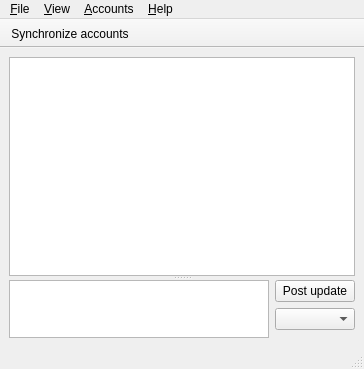
Old version of the form qtui/mainwindow.ui in the repository pierrejean-coudert/pwytter.
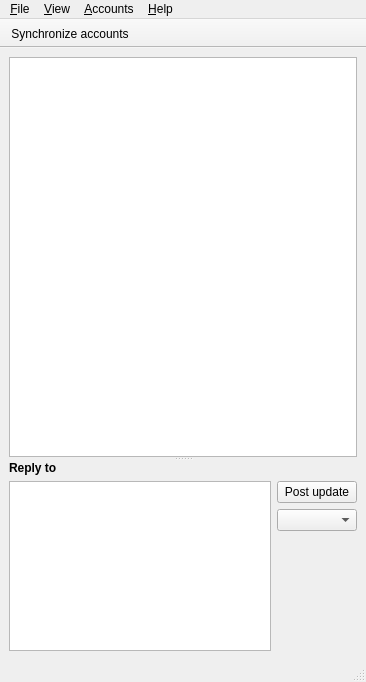
New version of the form. Icons and pictures are not drawn. Custom widgets are drawn as their Qt base class.

```diff
--- a/qtui/mainwindow.ui
+++ b/qtui/mainwindow.ui
@@ -5,8 +5,8 @@
    <rect>
     <x>0</x>
     <y>0</y>
-    <width>364</width>
-    <height>369</height>
+    <width>366</width>
+    <height>682</height>
    </rect>
   </property>
   <property name="windowTitle" >
@@ -30,7 +30,16 @@
        <enum>Qt::Vertical</enum>
       </property>
       <widget class="TweetView" name="tweetView" />
-      <widget class="QWidget" name="layoutWidget" >
+      <widget class="QWidget" name="" >
+       <layout class="QVBoxLayout" name="verticalLayout_2" >
+        <item>
+         <widget class="QLabel" name="replyLabel" >
+          <property name="text" >
+           <string>&lt;b>Reply to&lt;/b></string>
+          </property>
+         </widget>
+        </item>
+        <item>
        <layout class="QHBoxLayout" name="horizontalLayout" >
         <item>
          <widget class="QPlainTextEdit" name="MessageTextEdit" >
@@ -58,6 +67,16 @@
             </property>
            </widget>
           </item>
+            <item>
+             <widget class="QLabel" name="counterLabel" >
+              <property name="text" >
+               <string/>
+              </property>
+              <property name="alignment" >
+               <set>Qt::AlignCenter</set>
+              </property>
+             </widget>
+            </item>
           <item>
            <spacer name="verticalSpacer" >
             <property name="orientation" >
@@ -77,6 +96,8 @@
          </layout>
         </item>
        </layout>
+        </item>
+       </layout>
       </widget>
      </widget>
     </item>
@@ -87,7 +108,7 @@
     <rect>
      <x>0</x>
      <y>0</y>
-     <width>364</width>
+     <width>366</width>
      <height>26</height>
     </rect>
    </property>
```
Left out of the diff: 12 changed lines with no effect on the pictures. Lines whose indentation alone changed are shown as unchanged.
